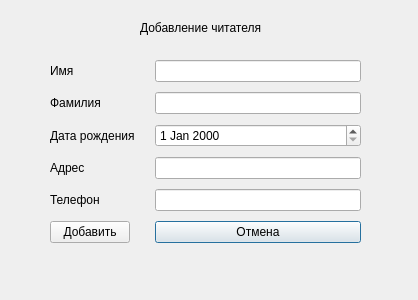
Before: the Qt Designer form addreader/addreader.ui in vladislavvasyukov/library, drawn with Qt 5.
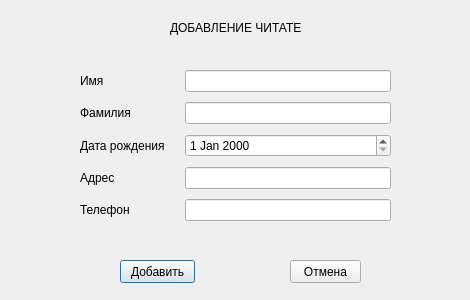
After: the same form once the commit is applied.

```diff
--- a/addreader/addreader.ui
+++ b/addreader/addreader.ui
@@ -6,7 +6,7 @@
    <rect>
     <x>0</x>
     <y>0</y>
-    <width>418</width>
+    <width>470</width>
     <height>300</height>
    </rect>
   </property>
@@ -16,10 +16,10 @@
   <widget class="QWidget" name="formLayoutWidget">
    <property name="geometry">
     <rect>
-     <x>50</x>
-     <y>60</y>
+     <x>80</x>
+     <y>70</y>
      <width>311</width>
-     <height>191</height>
+     <height>161</height>
     </rect>
    </property>
    <layout class="QFormLayout" name="formLayout">
@@ -77,20 +77,6 @@
       </property>
      </widget>
     </item>
-    <item row="5" column="1">
-     <widget class="QPushButton" name="cancelButton">
-      <property name="text">
-       <string>Отмена</string>
-      </property>
-     </widget>
-    </item>
-    <item row="5" column="0">
-     <widget class="QPushButton" name="addReaderButton">
-      <property name="text">
-       <string>Добавить</string>
-      </property>
-     </widget>
-    </item>
     <item row="3" column="1">
      <widget class="QLineEdit" name="address"/>
     </item>
@@ -109,14 +95,40 @@
   <widget class="QLabel" name="label_6">
    <property name="geometry">
     <rect>
-     <x>140</x>
+     <x>170</x>
      <y>20</y>
-     <width>121</width>
+     <width>131</width>
      <height>16</height>
     </rect>
    </property>
    <property name="text">
-    <string>Добавление читателя</string>
+    <string>ДОБАВЛЕНИЕ ЧИТАТЕЛЯ</string>
+   </property>
+  </widget>
+  <widget class="QPushButton" name="addReaderButton">
+   <property name="geometry">
+    <rect>
+     <x>120</x>
+     <y>260</y>
+     <width>75</width>
+     <height>23</height>
+    </rect>
+   </property>
+   <property name="text">
+    <string>Добавить</string>
+   </property>
+  </widget>
+  <widget class="QPushButton" name="cancelButton">
+   <property name="geometry">
+    <rect>
+     <x>290</x>
+     <y>260</y>
+     <width>71</width>
+     <height>23</height>
+    </rect>
+   </property>
+   <property name="text">
+    <string>Отмена</string>
    </property>
   </widget>
  </widget>
```
Left out of the diff: 22 changed lines with no effect on the pictures.
